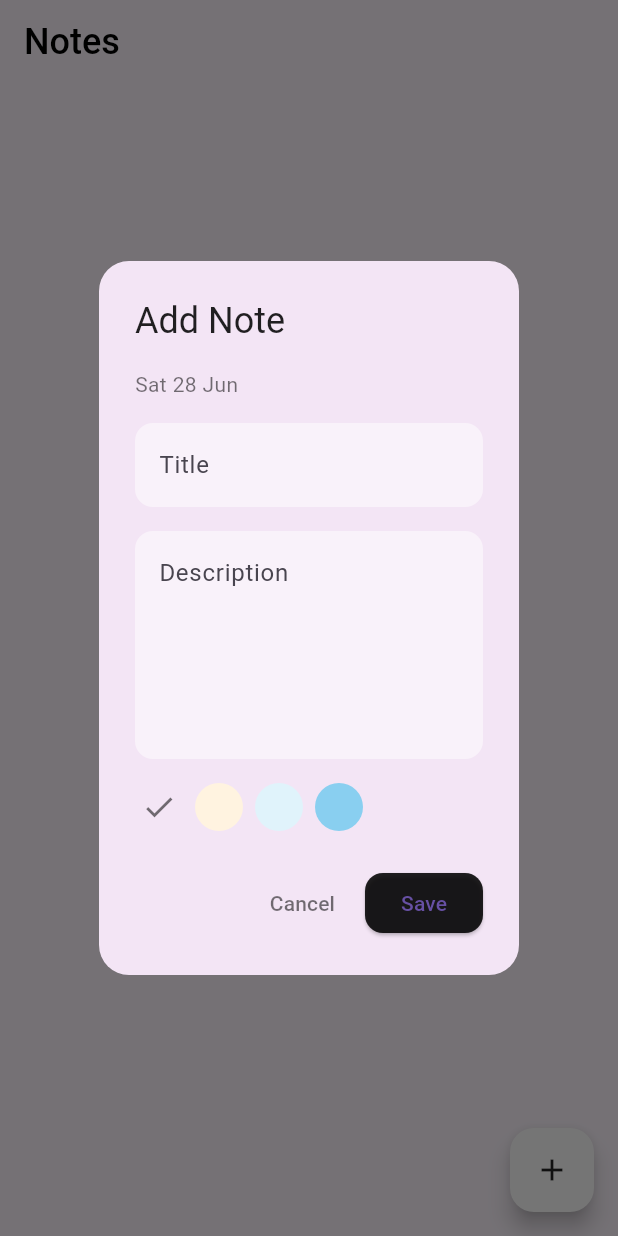
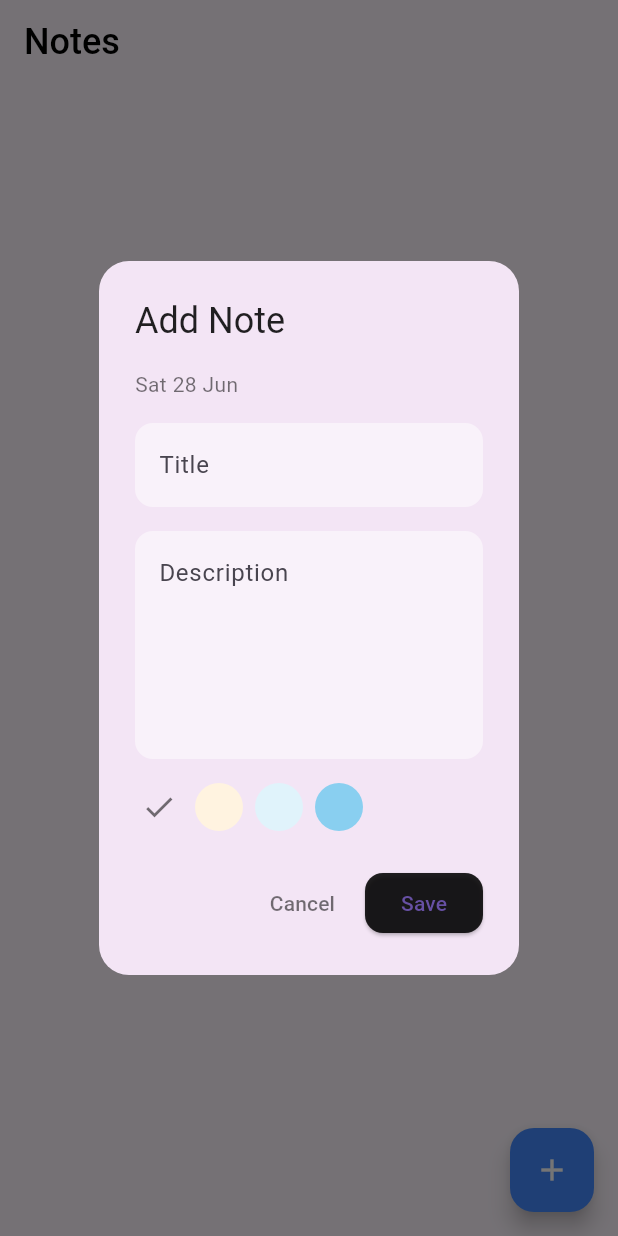
Before and after one commit to Kirtiman29/note_app, a Flutter app: the screen it shows after launch, after a tap on the "add" icon, on a phone screen of 412 x 824 dp. Run offline on Flutter 3.47's test engine with Material 3 defaults, Android fonts, the phone set to English and light mode, and no system bars; our stand-ins replace sqflite; accounts and stored records are empty.

```diff
--- a/lib/Screens/note_dialog.dart
+++ b/lib/Screens/note_dialog.dart
@@ -1,4 +1,3 @@
-import 'package:flutter/cupertino.dart';
 import 'package:flutter/material.dart';
 import 'package:intl/intl.dart';
 
@@ -8,7 +7,7 @@ class NoteDialog extends StatefulWidget {
   final String? content;
   final int colorIndex;
   final List<Color> noteColors;
-  final Function onNoteSaved;
+  final Function(String, String, int, String) onNoteSaved;
 
   const NoteDialog({
     super.key,
@@ -26,24 +25,33 @@ class NoteDialog extends StatefulWidget {
 
 class _NoteDialogState extends State<NoteDialog> {
   late int _selectedColorIndex;
+  late TextEditingController titleController;
+  late TextEditingController descriptionController;
 
   @override
   void initState() {
     super.initState();
     _selectedColorIndex = widget.colorIndex;
+    titleController = TextEditingController(text: widget.title);
+    descriptionController = TextEditingController(text: widget.content);
+  }
+
+  @override
+  void dispose() {
+    titleController.dispose();
+    descriptionController.dispose();
+    super.dispose();
   }
 
   @override
   Widget build(BuildContext context) {
-    final titleController = TextEditingController(text: widget.title);
-    final descriptionController = TextEditingController(text: widget.content);
+    final currentDate = DateFormat('E d MMM').format(DateTime.now());
 
-    final currentDate = DateFormat('E d MMM').format(DateTime.now());
     return AlertDialog(
       backgroundColor: widget.noteColors[_selectedColorIndex],
       shape: RoundedRectangleBorder(borderRadius: BorderRadius.circular(20)),
       title: Text(
-        widget.noteId == null ? 'Add Note ' : 'Edit Note',
+        widget.noteId == null ? 'Add Note' : 'Edit Note',
         style: const TextStyle(color: Colors.black87),
       ),
       content: SingleChildScrollView(
@@ -51,12 +59,8 @@ class _NoteDialogState extends State<NoteDialog> {
           mainAxisSize: MainAxisSize.min,
           crossAxisAlignment: CrossAxisAlignment.start,
           children: [
-            Text(
-              currentDate,
-              style: const TextStyle(color: Colors.black54, fontSize: 14),
-            ),
+            Text(currentDate, style: const TextStyle(color: Colors.black54, fontSize: 14)),
             const SizedBox(height: 16),
-
             TextField(
               controller: titleController,
               decoration: InputDecoration(
@@ -69,7 +73,6 @@ class _NoteDialogState extends State<NoteDialog> {
                 ),
               ),
             ),
-
             const SizedBox(height: 16),
             TextField(
               controller: descriptionController,
@@ -86,17 +89,12 @@ class _NoteDialogState extends State<NoteDialog> {
               ),
             ),
             const SizedBox(height: 16),
-
             Wrap(
               spacing: 8,
               children: List.generate(
                 widget.noteColors.length,
                     (index) => GestureDetector(
-                  onTap: () {
-                    setState(() {
-                      _selectedColorIndex = index;
-                    });
-                  },
+                  onTap: () => setState(() => _selectedColorIndex = index),
                   child: CircleAvatar(
                     radius: 16,
                     backgroundColor: widget.noteColors[index],
@@ -110,32 +108,27 @@ class _NoteDialogState extends State<NoteDialog> {
           ],
         ),
       ),
-
       actions: [
         TextButton(
-          onPressed: () {
-            Navigator.pop(context);
-
-          },
+          onPressed: () => Navigator.pop(context),
           child: const Text('Cancel', style: TextStyle(color: Colors.black54)),
         ),
         ElevatedButton(
           style: ElevatedButton.styleFrom(
             backgroundColor: Colors.black87,
-              shape: RoundedRectangleBorder(
-                borderRadius: BorderRadius.circular(12),
-
-            )
+            shape: RoundedRectangleBorder(borderRadius: BorderRadius.circular(12)),
           ),
-            onPressed: () async {
-          final newTitle = titleController.text;
-          final newDescription = descriptionController.text;
-
+          onPressed: () {
             widget.onNoteSaved(
-            newTitle,newDescription,_selectedColorIndex,currentDate,
-              Navigator.pop(context)
+              titleController.text,
+              descriptionController.text,
+              _selectedColorIndex,
+              currentDate,
             );
-        }, child: const Text('Save'))
+            Navigator.pop(context);
+          },
+          child: const Text('Save'),
+        ),
       ],
     );
   }
--- a/lib/Screens/note_screen.dart
+++ b/lib/Screens/note_screen.dart
@@ -1,5 +1,5 @@
-import 'package:flutter/cupertino.dart';
 import 'package:flutter/material.dart';
+import 'package:note_app/Screens/note_card.dart';
 import 'package:note_app/Screens/note_dialog.dart';
 import 'package:note_app/database/notes_database.dart';
 
@@ -13,6 +13,14 @@ class NoteScreen extends StatefulWidget {
 class _NoteScreenState extends State<NoteScreen> {
   List<Map<String, dynamic>> notes = [];
 
+  final List<Color> noteColors = [
+    const Color(0xFFF3E5F5),
+    const Color(0xFFFFF3E0),
+    const Color(0xFFE0F3FB),
+    const Color(0xFF89CFF0),
+    const Color(0xFFF3E5F5),
+  ];
+
   @override
   void initState() {
     super.initState();
@@ -20,20 +28,11 @@ class _NoteScreenState extends State<NoteScreen> {
   }
 
   Future<void> fetchNotes() async {
-    final fetchNote = await NotesDatabse.instance.getNotes();
-
+    final fetchedNotes = await NotesDatabse.instance.getNotes();
     setState(() {
-      notes = fetchNote;
+      notes = fetchedNotes;
     });
   }
-
-  final List<Color> noteColors = [
-    const Color(0xFFF3E5F5), // Light Purple
-    const Color(0xFFFFF3E0), // Light Orange
-    const Color(0xFFE0F3FB), // Light Blue
-    const Color(0xFF89CFF0), // Sky Blue
-    const Color(0xFFF3E5F5), // Light Purple (repeated)
-  ];
 
   void showNoteDialog({
     int? id,
@@ -43,28 +42,19 @@ class _NoteScreenState extends State<NoteScreen> {
   }) {
     showDialog(
       context: context,
-      builder: (dialogContext) {
-        return NoteDialog(
-          colorIndex: colorIndex,
-          noteColors: noteColors,
-
+      builder: (_) => NoteDialog(
         noteId: id,
         title: title,
         content: content,
-          onNoteSaved:
-              (
-                newTitle,
-                newDescription,
-                selectedColorIndex,
-                currentDate,
-              ) async {
+        colorIndex: colorIndex,
+        noteColors: noteColors,
+        onNoteSaved: (newTitle, newDescription, selectedColorIndex, currentDate) async {
           if (id == null) {
             await NotesDatabse.instance.addNote(
               newTitle,
               newDescription,
               currentDate,
               selectedColorIndex,
-
             );
           } else {
             await NotesDatabse.instance.updateNote(
@@ -75,9 +65,9 @@ class _NoteScreenState extends State<NoteScreen> {
               id,
             );
           }
+          fetchNotes();
         },
-        );
-      },
+      ),
     );
   }
 
@@ -97,21 +87,18 @@ class _NoteScreenState extends State<NoteScreen> {
         ),
       ),
       floatingActionButton: FloatingActionButton(
-        onPressed: () {
-          showNoteDialog();
-        },
-        backgroundColor: Colors.white,
-        child: const Icon(Icons.add, color: Colors.black87),
+        onPressed: showNoteDialog,
+        backgroundColor: Colors.blueAccent, // ✨ better on dark background
+        child: const Icon(Icons.add, color: Colors.white),
       ),
-
-      body: notes.isEmpty
+      body: SafeArea(
+        child: notes.isEmpty
             ? Center(
           child: Column(
             mainAxisAlignment: MainAxisAlignment.center,
             children: [
               Icon(Icons.note_outlined, size: 80, color: Colors.grey[600]),
               const SizedBox(height: 20),
-
               Text(
                 'No Notes Found',
                 style: TextStyle(
@@ -126,18 +113,31 @@ class _NoteScreenState extends State<NoteScreen> {
             : Padding(
           padding: const EdgeInsets.all(16),
           child: GridView.builder(
+            itemCount: notes.length,
             gridDelegate: const SliverGridDelegateWithFixedCrossAxisCount(
               crossAxisCount: 2,
               crossAxisSpacing: 16,
               mainAxisSpacing: 16,
               childAspectRatio: 0.85,
             ),
-                itemCount: notes.length,
             itemBuilder: (context, index) {
               final note = notes[index];
-
-                  return Text(note['title']);
+              return NoteCard(
+                note: note,
+                noteColors: noteColors,
+                onDelete: () async {
+                  await NotesDatabse.instance.deleteNote(note['id']);
+                  fetchNotes();
                 },
+                onTap: () => showNoteDialog(
+                  id: note['id'],
+                  title: note['title'],
+                  content: note['description'],
+                  colorIndex: note['color'],
+                ),
+              );
+            },
+          ),
         ),
       ),
     );
--- a/lib/database/notes_database.dart
+++ b/lib/database/notes_database.dart
@@ -1,11 +1,9 @@
 import 'dart:async';
-
 import 'package:path/path.dart';
 import 'package:sqflite/sqflite.dart' as sqflite;
 
 class NotesDatabse {
   static final NotesDatabse instance = NotesDatabse._init();
-
   NotesDatabse._init();
 
   static sqflite.Database? _database;
@@ -18,7 +16,6 @@ class NotesDatabse {
 
   Future<sqflite.Database> _initDB(String filePath) async {
     final dbPath = await sqflite.getDatabasesPath();
-
     final path = join(dbPath, filePath);
 
     return await sqflite.openDatabase(path, version: 1, onCreate: _createDB);
@@ -27,25 +24,17 @@ class NotesDatabse {
   Future _createDB(sqflite.Database db, int version) async {
     await db.execute('''
       CREATE TABLE notes(
-      id INTEGER PRIMARY KEY AUTOINCREMENT,
-      title TEXT NOT NULL,
-      description TEXT NOT NULL,
-      date TEXt NOT NULL,
-      color INTEGER NOT NULL DEFAULT 0,
-
-
-    )
+        id INTEGER PRIMARY KEY AUTOINCREMENT,
+        title TEXT NOT NULL,
+        description TEXT NOT NULL,
+        date TEXT NOT NULL,
+        color INTEGER NOT NULL DEFAULT 0
+      )
     ''');
   }
 
-  Future<int> addNote(
-    String title,
-    String description,
-    String date,
-    int color,
-  ) async {
+  Future<int> addNote(String title, String description, String date, int color) async {
     final db = await instance.database;
-
     return await db.insert('notes', {
       'title': title,
       'description': description,
@@ -56,35 +45,21 @@ class NotesDatabse {
 
   Future<List<Map<String, dynamic>>> getNotes() async {
     final db = await instance.database;
-
     return await db.query('notes', orderBy: 'date DESC');
   }
 
-  Future<int> updateNote(
-    String title,
-    String description,
-    String date,
-    int color,
-    int id,
-  ) async {
+  Future<int> updateNote(String title, String description, String date, int color, int id) async {
     final db = await instance.database;
-
     return await db.update(
       'notes',
-      {
-        'title': title,
-        'description': description,
-        'date': date,
-        'color': color,
-      },
+      {'title': title, 'description': description, 'date': date, 'color': color},
       where: 'id = ?',
       whereArgs: [id],
     );
   }
 
-  Future<int> deleteNote(int id ) async{
+  Future<int> deleteNote(int id) async {
     final db = await instance.database;
-
-    return await db.delete('notes', where: 'id = ?',whereArgs: [id]);
+    return await db.delete('notes', where: 'id = ?', whereArgs: [id]);
   }
 }
--- a/lib/main.dart
+++ b/lib/main.dart
@@ -15,8 +15,9 @@ class NoteApp extends StatelessWidget {
   Widget build(BuildContext context) {
     return MaterialApp(
       title: 'Notes App',
+      debugShowCheckedModeBanner: false,
       theme: ThemeData(
-        primarySwatch: Colors.blueGrey
+        primarySwatch: Colors.blueGrey,
       ),
       home: const NoteScreen(),
     );
```
Also changed, not shown: lib/Screens/note_card.dart (+25 -22 lines). Lines whose indentation alone changed are shown as unchanged.
